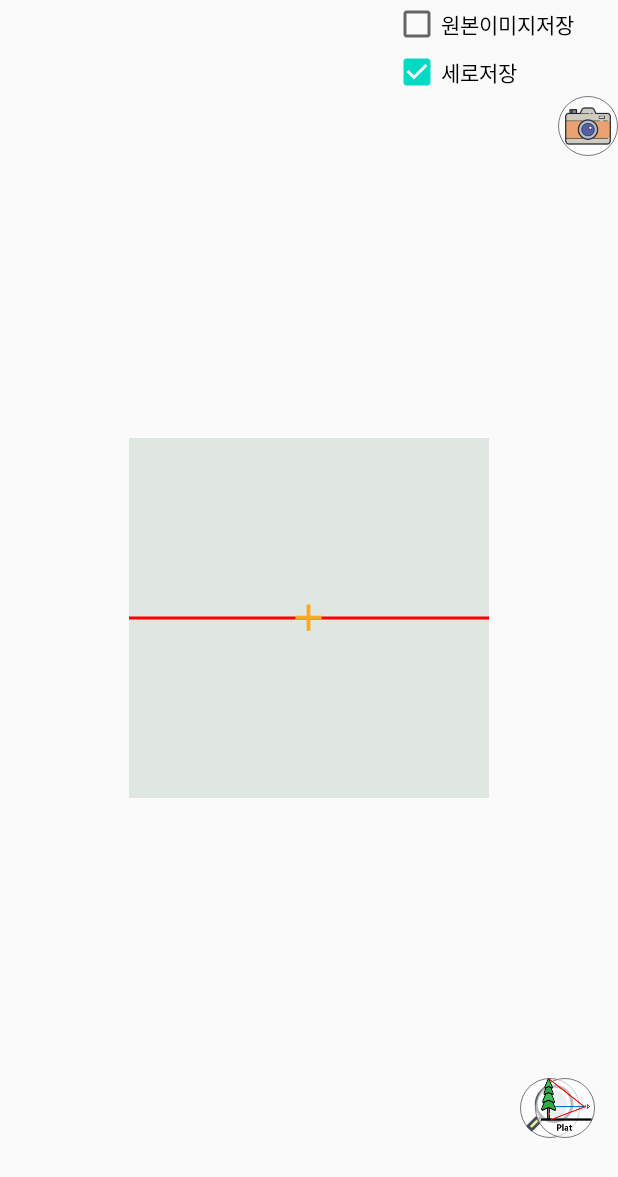
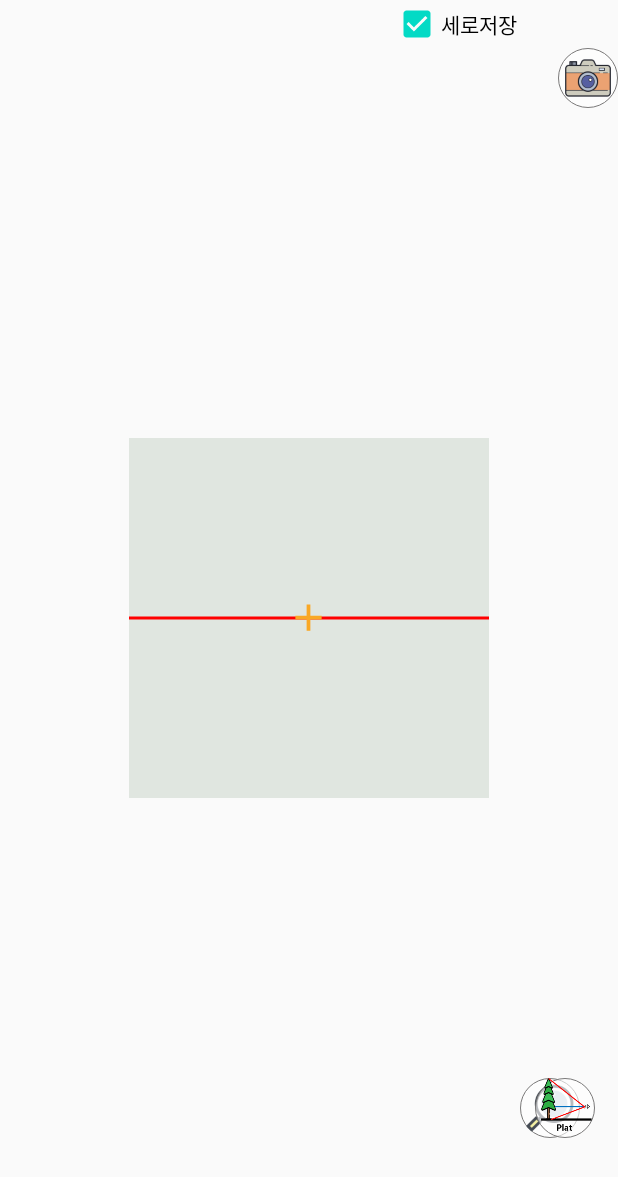
Before and after one commit to Ja-Mong/FISTs, an Android app: the layout fragment_height.xml on its own in the app's theme, with its tools: preview values and no code run, on a phone screen of 412 x 824 dp. Shown: the top 1177 px of the screen. Run offline under Robolectric (Android 15) with nearby library versions, the light colour scheme and no system bars.

Commit message:
인덱싱기능 및 캡쳐기능 수정

```diff
--- a/app/src/main/java/com/example/forestinventorysurverytools/ui/diameter/DiameterFragment.java
+++ b/app/src/main/java/com/example/forestinventorysurverytools/ui/diameter/DiameterFragment.java
@@ -291,6 +291,7 @@ public class DiameterFragment extends Fragment implements Scene.OnUpdateListener
             mListInfo.get(mID).getDBHNode().select();
             ma.mTreeIndex = mID;
             mRadiusbar.setProgress(100,true);
+            ma.showToast(Integer.toString(mID + 1) + "번째 노드 생성");
         });
         return root;
     }
@@ -313,8 +314,8 @@ public class DiameterFragment extends Fragment implements Scene.OnUpdateListener
                     if (hitTestResult.getNode().equals(mListInfo.get(i).getBotNode()) ||
                             hitTestResult.getNode().equals(mListInfo.get(i).getDBHNode())) {
                         mID = i;
+                        break;
                     }
-                    break;
                 }
                 ma.showToast(Integer.toString(mID + 1) + "번째 요소 선택(" + mListInfo.get(mID).getId() + ")");
 
--- a/app/src/main/res/layout/fragment_height.xml
+++ b/app/src/main/res/layout/fragment_height.xml
@@ -60,17 +60,8 @@
         android:id="@+id/savePortraitScreen"
         android:layout_width="150dp"
         android:layout_height="wrap_content"
-        android:layout_below="@id/saveOriginImage"
         android:layout_alignParentRight="true"
         android:checked="true"
         android:text="세로저장" />
 
-    <CheckBox
-        android:id="@+id/saveOriginImage"
-        android:layout_width="150dp"
-        android:layout_height="wrap_content"
-        android:layout_alignParentRight="true"
-        android:checked="false"
-        android:text="원본이미지저장" />
-
 </RelativeLayout>
```
Also changed, not shown: app/src/main/java/com/example/forestinventorysurverytools/ui/height/HeightFragment.java (+18 -46 lines), 8 other files.
